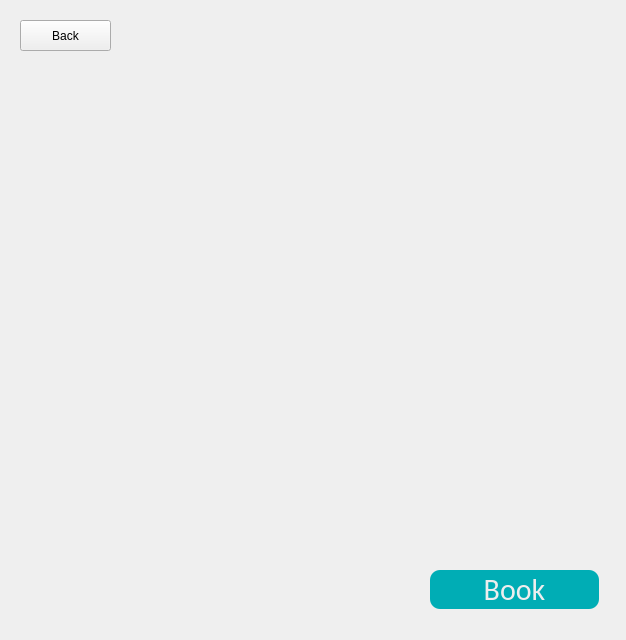
Qt form mainwindow.ui (blendjam/Bookspot) before a commit.
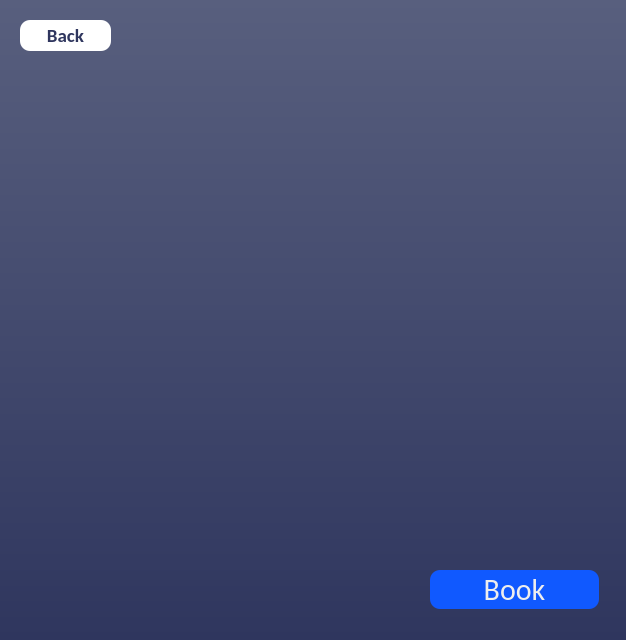
The same form after that commit. Icons and pictures are not drawn.

Patch:
```diff
--- a/mainwindow.ui
+++ b/mainwindow.ui
@@ -40,21 +40,29 @@
    <string>MainWindow</string>
   </property>
   <property name="styleSheet">
-   <string notr="true">
-   MainWindow{
-       background-color: #222831;
+   <string notr="true">#centralwidget{
+       background: qlineargradient(spread:pad, x1:1, y1:1, x2:1, y2:0, stop:0 rgba(47, 54, 94, 255), stop:1 rgba(88, 95, 126, 255));
    }
     Box{
-        border: 5px solid #8c8c8c;
+        border: 5px solid #6e7390;
         padding: 10px;
     }
     Box::checked{
 	    image: url(:/resourses/img/parked.png);
     }
+	Box::disabled{
+	image: url(:/resourses/img/parked.png);
+	}
     Box::indicator{
         width:0;
         height:0;
     }
+#pushButton_back{
+background: white;
+border-radius: 10px;
+color: #2f365e;
+width: 100%;
+}
     #pushButton_close{
         background: none;
         color: #00adb5;
@@ -62,7 +70,7 @@
         border-radius: 10px;
     }
     #pushButton_book{
-        background: #00adb5;
+        background: #1059ff;
         color: #eeeeee;
         font-size: 30px;
         border-radius: 10px;
@@ -74,6 +82,7 @@
 #label{
 	color:white;
 }
+
    
    </string>
   </property>
@@ -105,6 +114,17 @@
       <height>31</height>
      </rect>
     </property>
+    <property name="font">
+     <font>
+      <family>Calibri</family>
+      <pointsize>14</pointsize>
+      <weight>75</weight>
+      <bold>true</bold>
+     </font>
+    </property>
+    <property name="cursor">
+     <cursorShape>PointingHandCursor</cursorShape>
+    </property>
     <property name="text">
      <string>Back</string>
     </property>
```
Left out of the diff: 4 changed lines with no effect on the pictures.
